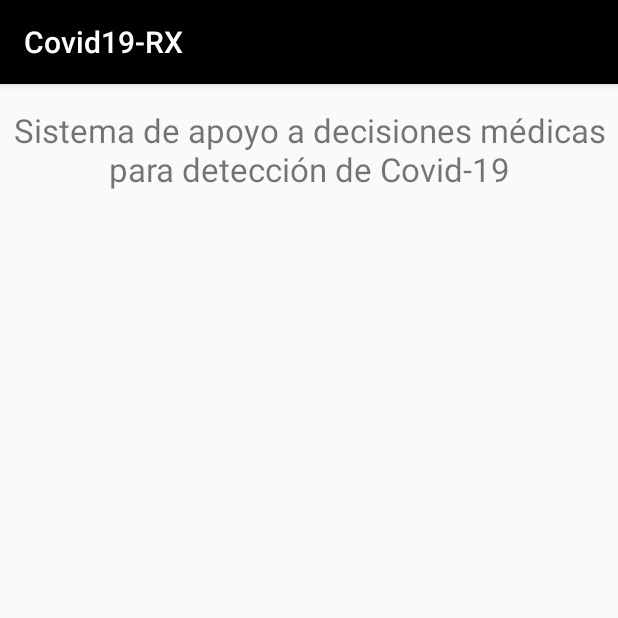
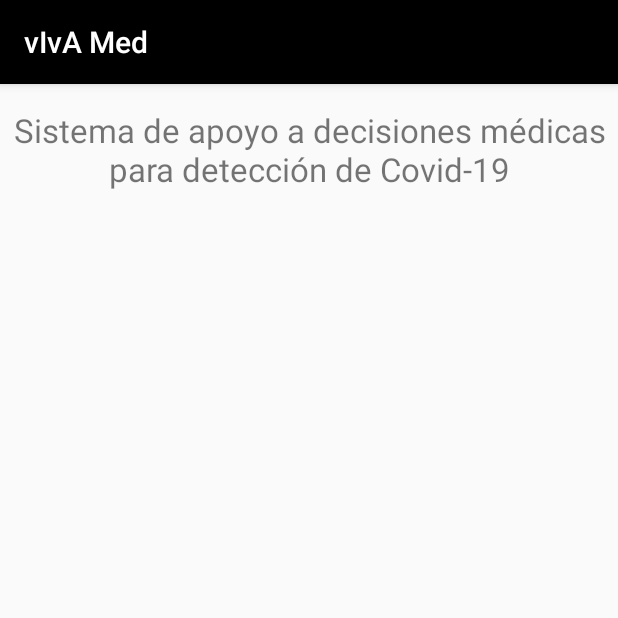
Before and after one commit to VIVAMED/DiagnosisC19, an Android app: the screen it shows after launch (MainActivity), on a phone screen of 412 x 824 dp, the top half of it. Run offline under Robolectric (Android 15) with nearby library versions, the phone set to English and light mode, and no system bars; libraries missing offline, so code that uses them is left out: com.opensooq.supernova, org.pytorch, org.pytorch.torchvision; 1 statement that could not run was skipped.

Commit message:
Adding icon files and cleaning

```diff
--- a/app/src/main/AndroidManifest.xml
+++ b/app/src/main/AndroidManifest.xml
@@ -8,6 +8,7 @@
         android:label="@string/app_name"
         android:roundIcon="@mipmap/ic_launcher_round"
         android:supportsRtl="true"
+        android:requestLegacyExternalStorage="true"
         android:theme="@style/AppTheme">
         <activity
             android:name=".ui.SplashActivity"
--- /dev/null
+++ b/app/src/main/res/drawable/circular_progress_bar.xml
@@ -0,0 +1,23 @@
+<?xml version="1.0" encoding="utf-8"?>
+<rotate
+    xmlns:android="http://schemas.android.com/apk/res/android"
+    android:fromDegrees="90"
+    android:pivotX="50%"
+    android:pivotY="50%"
+    android:toDegrees="360">
+
+    <shape
+        android:innerRadiusRatio="3"
+        android:shape="ring"
+        android:thicknessRatio="7.0">
+
+        <gradient
+            android:centerColor="#007DD6"
+            android:endColor="#007DD6"
+            android:startColor="#007DD6"
+            android:angle="0"
+            android:type="sweep"
+            android:useLevel="false" />
+    </shape>
+
+</rotate>
--- a/app/src/main/res/layout/activity_main.xml
+++ b/app/src/main/res/layout/activity_main.xml
@@ -8,7 +8,7 @@
     tools:context=".ui.MainActivity">
 
     <TextView
-        android:id="@+id/title_view"
+        android:id="@+id/titleView"
         android:layout_width="wrap_content"
         android:layout_height="wrap_content"
         android:layout_marginStart="16dp"
@@ -17,41 +17,38 @@
         android:gravity="center"
         android:text="@string/title_message"
         android:textSize="22sp"
-        app:layout_constraintBottom_toTopOf="@+id/result_view"
         app:layout_constraintEnd_toEndOf="parent"
-        app:layout_constraintHorizontal_bias="0.5"
         app:layout_constraintStart_toStartOf="parent"
         app:layout_constraintTop_toTopOf="parent" />
 
+    <ImageView
+        android:id="@+id/imageView"
+        android:layout_width="match_parent"
+        android:layout_height="0dp"
+        android:layout_margin="16dp"
+        app:layout_constraintBottom_toTopOf="@+id/resultView"
+        app:layout_constraintLeft_toLeftOf="parent"
+        app:layout_constraintRight_toRightOf="parent"
+        app:layout_constraintTop_toBottomOf="@+id/titleView" />
+
     <TextView
-        android:id="@+id/result_view"
+        android:id="@+id/resultView"
         android:layout_width="wrap_content"
         android:layout_height="wrap_content"
         android:layout_marginStart="16dp"
         android:layout_marginTop="32dp"
         android:layout_marginEnd="16dp"
         android:gravity="center"
+        android:textColor="@android:color/black"
         android:textSize="20sp"
-        android:textColor="@android:color/black"
-        app:layout_constraintBottom_toTopOf="@+id/image_view"
+        app:layout_constraintBottom_toTopOf="@+id/pickPhotoButton"
         app:layout_constraintEnd_toEndOf="parent"
         app:layout_constraintHorizontal_bias="0.5"
         app:layout_constraintStart_toStartOf="parent"
-        app:layout_constraintTop_toBottomOf="@+id/title_view" />
-
-    <ImageView
-        android:id="@+id/image_view"
-        android:layout_width="match_parent"
-        android:layout_height="0dp"
-        android:layout_margin="16dp"
-        app:layout_constraintBottom_toTopOf="@+id/fab_pick_photo"
-        app:layout_constraintHorizontal_bias="0.5"
-        app:layout_constraintLeft_toLeftOf="parent"
-        app:layout_constraintRight_toRightOf="parent"
-        app:layout_constraintTop_toBottomOf="@+id/result_view" />
+        app:layout_constraintTop_toBottomOf="@+id/imageView" />
 
     <com.google.android.material.floatingactionbutton.FloatingActionButton
-        android:id="@+id/fab_pick_photo"
+        android:id="@+id/pickPhotoButton"
         android:layout_width="wrap_content"
         android:layout_height="wrap_content"
         android:layout_gravity="bottom|end"
@@ -60,4 +57,17 @@
         app:layout_constraintEnd_toEndOf="parent"
         app:srcCompat="@drawable/ic_camera_alt_white_24dp" />
 
+    <ProgressBar
+        android:id="@+id/progressBar"
+        style="?android:attr/progressBarStyleLarge"
+        android:layout_width="wrap_content"
+        android:layout_height="wrap_content"
+        android:indeterminate="true"
+        android:progressDrawable="@drawable/circular_progress_bar"
+        android:visibility="gone"
+        app:layout_constraintBottom_toBottomOf="parent"
+        app:layout_constraintEnd_toEndOf="parent"
+        app:layout_constraintStart_toStartOf="parent"
+        app:layout_constraintTop_toTopOf="parent" />
+
 </androidx.constraintlayout.widget.ConstraintLayout>
--- a/app/src/main/res/mipmap-anydpi-v26/ic_launcher.xml
+++ /dev/null
@@ -1,5 +0,0 @@
-<?xml version="1.0" encoding="utf-8"?>
-<adaptive-icon xmlns:android="http://schemas.android.com/apk/res/android">
-    <background android:drawable="@drawable/ic_launcher_background" />
-    <foreground android:drawable="@drawable/ic_launcher_foreground" />
-</adaptive-icon>
--- a/app/src/main/res/mipmap-anydpi-v26/ic_launcher_round.xml
+++ /dev/null
@@ -1,5 +0,0 @@
-<?xml version="1.0" encoding="utf-8"?>
-<adaptive-icon xmlns:android="http://schemas.android.com/apk/res/android">
-    <background android:drawable="@drawable/ic_launcher_background" />
-    <foreground android:drawable="@drawable/ic_launcher_foreground" />
-</adaptive-icon>
--- a/app/src/main/res/values/colors.xml
+++ b/app/src/main/res/values/colors.xml
@@ -3,4 +3,6 @@
     <color name="colorPrimary">#000000</color>
     <color name="colorPrimaryDark">#000000</color>
     <color name="colorAccent">#000000</color>
+
+    <color name="toolbar_bg">#000000</color>
 </resources>
--- a/app/src/main/res/values/strings.xml
+++ b/app/src/main/res/values/strings.xml
@@ -1,5 +1,5 @@
 <resources>
-    <string name="app_name">Covid19-RX</string>
+    <string name="app_name">vIvA Med</string>
     <string name="action_settings">Settings</string>
     <!-- Strings used for fragments for navigation -->
     <string name="first_fragment_label">First Fragment</string>
```
Also changed, not shown: app/build.gradle (+5 -8 lines), app/src/main/java/co/covid19/diagnosis/ui/MainActivity.kt (+17 -4 lines), app/src/main/java/co/covid19/diagnosis/viewmodel/MainViewModel.kt (+14 -11 lines), app/src/main/res/mipmap-hdpi/ic_launcher.png, app/src/main/res/mipmap-hdpi/ic_launcher_round.png, app/src/main/res/mipmap-mdpi/ic_launcher.png, app/src/main/res/mipmap-mdpi/ic_launcher_round.png, app/src/main/res/mipmap-xhdpi/ic_launcher.png, app/src/main/res/mipmap-xhdpi/ic_launcher_round.png, app/src/main/res/mipmap-xxhdpi/ic_launcher.png, app/src/main/res/mipmap-xxhdpi/ic_launcher_round.png, app/src/main/res/mipmap-xxxhdpi/ic_launcher.png, app/src/main/res/mipmap-xxxhdpi/ic_launcher_round.png.
